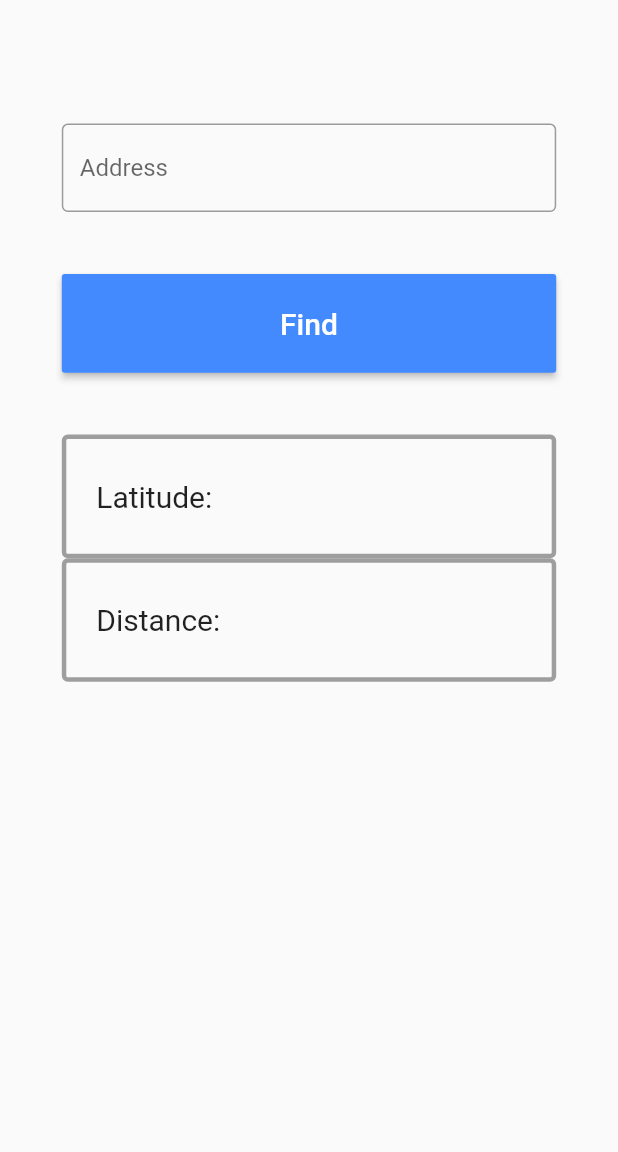
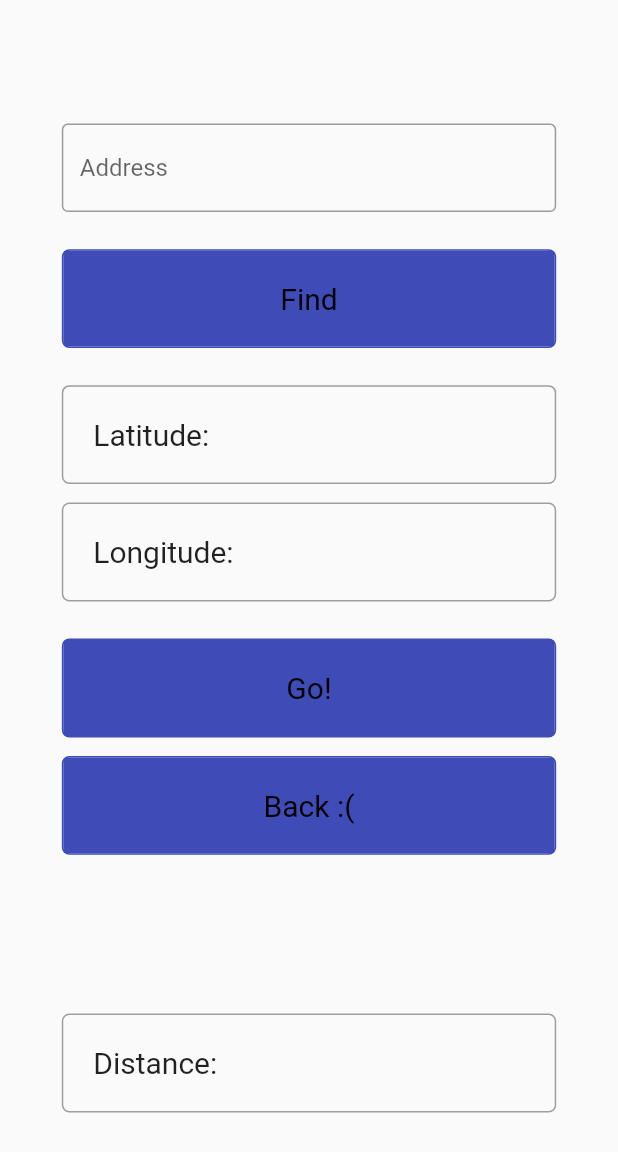
Before and after one commit to DaPlayfulQueen/Direction-Finder, a Flutter app: the AddressScreen screen opened directly with empty values, on a phone screen of 412 x 824 dp. Shown: the top 1152 px of the screen. Run offline on Flutter 3.47's test engine with Material 2 defaults, Android fonts, the phone set to English and light mode, and no system bars; our stand-ins replace geolocator.

Commit message:
feat: default markup

```diff
--- a/lib/address_screen/address_screen_widget.dart
+++ /dev/null
@@ -1,75 +0,0 @@
-import 'package:flutter/material.dart';
-import 'package:pelengator/common_widgets/button.dart';
-import 'package:pelengator/commons/locator.dart';
-
-class AddressScreen extends StatefulWidget {
-
-  final Locator locator;
-
-  AddressScreen(this.locator);
-
-  @override
-  State createState() => AddressScreenState();
-}
-
-class AddressScreenState extends State<AddressScreen> {
-  @override
-  Widget build(BuildContext context) {
-    double height = MediaQuery.of(context).size.height;
-    double width = MediaQuery.of(context).size.width;
-    return Scaffold(
-      body: Container(
-        width: double.infinity,
-        margin: EdgeInsets.symmetric(
-            vertical: height * 0.1, horizontal: width * 0.1),
-        child: Column(
-          children: <Widget>[
-            Container(
-              margin: EdgeInsets.only(bottom: height * 0.05),
-              child: TextField(
-                decoration: InputDecoration(
-                    border: OutlineInputBorder(), hintText: 'Address'),
-              ),
-            ),
-            Container(
-              margin: EdgeInsets.only(bottom: height * 0.05),
-              child:
-                  StyledButton('Find', () {}, height * 0.08, double.infinity),
-            ),
-            Container(
-              width: width * double.infinity,
-              height: height * 0.1,
-              padding: EdgeInsets.only(left: 20.0),
-              decoration: BoxDecoration(
-                  borderRadius: BorderRadius.circular(4.0),
-                  border: Border.all(color: Colors.grey, width: 3.0)),
-              child: Column(
-                mainAxisAlignment: MainAxisAlignment.center,
-                crossAxisAlignment: CrossAxisAlignment.start,
-                children: [
-                  Text(
-                    'Latitude: ',
-                    style: TextStyle(fontSize: 20.0),
-                  )
-                ],
-              ),
-            ),
-            Container(
-              width: width * double.infinity,
-              height: height * 0.1,
-              padding: EdgeInsets.only(left: 20.0),
-              decoration: BoxDecoration(
-                  borderRadius: BorderRadius.circular(4.0),
-                  border: Border.all(color: Colors.grey, width: 3.0)),
-              child: Column(
-                mainAxisAlignment: MainAxisAlignment.center,
-                crossAxisAlignment: CrossAxisAlignment.start,
-                children: [Text('Distance: ', style: TextStyle(fontSize: 20.0),)],
-              ),
-            ),
-          ],
-        ),
-      ),
-    );
-  }
-}
--- a/lib/common_widgets/button.dart
+++ b/lib/common_widgets/button.dart
@@ -1,23 +1,29 @@
 import 'package:flutter/material.dart';
+import 'package:pelengator/commons/consts.dart';
 
 class StyledButton extends StatelessWidget {
-  String _text;
-  Function _callback;
-  double _height;
-  double _width;
+  final String _text;
+  final Function _callback;
+  final Color color;
+  final Color textColor;
 
-  StyledButton(this._text, this._callback, this._height, this._width);
+  StyledButton(this._text, this._callback,
+      {this.color = const Color(BLUE_COLOR_HEX), this.textColor = Colors.black});
 
   @override
   Widget build(BuildContext context) {
+    double height = MediaQuery.of(context).size.height;
     return Container(
-      width: _width,
-      height: _height,
-      child: RaisedButton(
-        color: Colors.blueAccent,
+      width: double.infinity,
+      height: height * 0.08,
+      decoration: BoxDecoration(
+          borderRadius: BorderRadius.circular(5.0),
+          border: Border.all(color: Color(BLUE_COLOR_HEX), width: 1.0)),
+      child: FlatButton(
+        color: color,
         child: Text(
           _text,
-          style: TextStyle(color: Colors.white, fontSize: 20.0),
+          style: TextStyle(color: textColor, fontSize: 20.0, fontWeight: FontWeight.w400),
         ),
         onPressed: _callback,
       ),
--- /dev/null
+++ b/lib/common_widgets/textindicator.dart
@@ -0,0 +1,33 @@
+import 'package:flutter/material.dart';
+
+class TextIndicator extends StatelessWidget {
+  final String text;
+  final Color color;
+  final double width;
+
+  TextIndicator(this.text, {this.color = Colors.blueAccent, this.width = 0});
+
+  @override
+  Widget build(BuildContext context) {
+    double height = MediaQuery.of(context).size.height;
+    double width = MediaQuery.of(context).size.width;
+    return Container(
+      width: this.width == 0 ? width * double.infinity : this.width,
+      height: height * 0.08,
+      padding: EdgeInsets.only(left: 20.0),
+      decoration: BoxDecoration(
+          borderRadius: BorderRadius.circular(5.0),
+          border: Border.all(color: Colors.grey, width: 1.0)),
+      child: Column(
+        mainAxisAlignment: MainAxisAlignment.center,
+        crossAxisAlignment: CrossAxisAlignment.start,
+        children: [
+          Text(
+            text,
+            style: TextStyle(fontSize: 20.0),
+          )
+        ],
+      ),
+    );
+  }
+}
--- /dev/null
+++ b/lib/screens/address_screen_widget.dart
@@ -0,0 +1,62 @@
+import 'package:flutter/material.dart';
+import 'package:pelengator/common_widgets/button.dart';
+import 'package:pelengator/common_widgets/textindicator.dart';
+import 'package:pelengator/commons/locator.dart';
+
+class AddressScreen extends StatefulWidget {
+  final Locator locator;
+
+  AddressScreen(this.locator);
+
+  @override
+  State createState() => AddressScreenState();
+}
+
+class AddressScreenState extends State<AddressScreen> {
+  @override
+  Widget build(BuildContext context) {
+    double height = MediaQuery.of(context).size.height;
+    double width = MediaQuery.of(context).size.width;
+    return Scaffold(
+      body: Container(
+        width: double.infinity,
+        margin: EdgeInsets.symmetric(
+            vertical: height * 0.1, horizontal: width * 0.1),
+        child: Column(
+          children: <Widget>[
+            Container(
+              child: TextField(
+                decoration: InputDecoration(
+                    border: OutlineInputBorder(), hintText: 'Address'),
+              ),
+            ),
+            Container(
+              margin: EdgeInsets.only(top: height * 0.03),
+              child: StyledButton('Find', () {}),
+            ),
+            Container(
+              margin: EdgeInsets.only(top: height * 0.03),
+              child: TextIndicator('Latitude: '),
+            ),
+            Container(
+              margin: EdgeInsets.only(top: height * 0.015),
+              child: TextIndicator('Longitude: '),
+            ),
+            Container(
+              margin: EdgeInsets.only(top: height * 0.03),
+              child: StyledButton('Go!', () {}),
+            ),
+            Container(
+              margin: EdgeInsets.only(top: height * 0.015),
+              child: StyledButton('Back :(', () {}),
+            ),
+            Spacer(),
+            Container(
+              child: TextIndicator('Distance: '),
+            )
+          ],
+        ),
+      ),
+    );
+  }
+}
--- a/lib/start_screen/start_screen_widget.dart
+++ b/lib/screens/start_screen_widget.dart
@@ -22,12 +22,12 @@ class StartScreen extends StatelessWidget {
               margin: EdgeInsets.only(bottom: height * 0.03),
               child: StyledButton('Navigate to coordinates', () {
                 changeScreen(Screens.coordinates);
-              }, height * 0.08, double.infinity),
+              }),
             ),
             Container(
               child: StyledButton('Navigate to address', () {
                 changeScreen(Screens.addresses);
-              }, height * 0.08, double.infinity),
+              }),
             ),
           ],
         ),
```
Also changed, not shown: lib/commons/consts.dart (+3 -6 lines), lib/finder_screen/finder_screen_widget.dart (deleted, +0 -23 lines), lib/main.dart (+52 -48 lines), lib/screens/coordscreen_widget.dart (renamed from lib/coord_screen/coordscreen_widget.dart, +5 -27 lines), lib/screens/finder_screen_widget.dart (added, +127 -0 lines).
